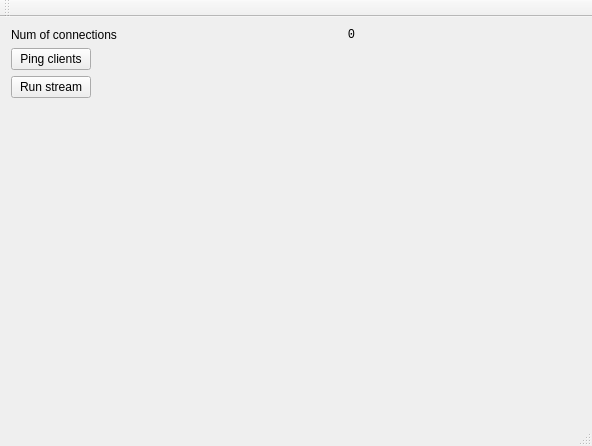
redmoo/P2P-Radio, file server/main_window.ui: the form before one commit.
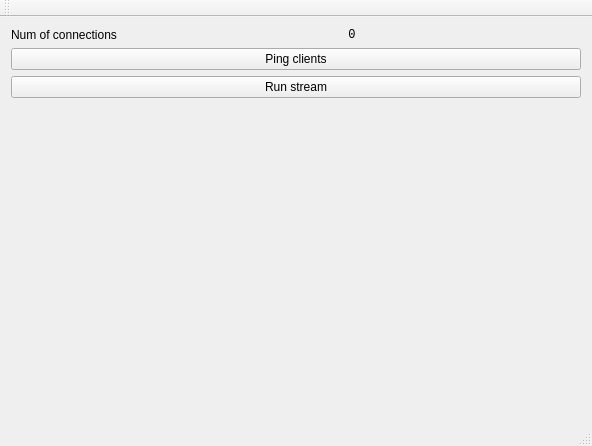
The form after the commit.

What changed in the file:
```diff
--- a/server/main_window.ui
+++ b/server/main_window.ui
@@ -14,15 +14,8 @@
    <string>MainWindow</string>
   </property>
   <widget class="QWidget" name="centralWidget">
-   <widget class="QWidget" name="formLayoutWidget">
-    <property name="geometry">
-     <rect>
-      <x>0</x>
-      <y>0</y>
-      <width>591</width>
-      <height>361</height>
-     </rect>
-    </property>
+   <layout class="QGridLayout" name="gridLayout">
+    <item row="0" column="0">
     <layout class="QFormLayout" name="formLayout">
      <item row="0" column="0">
       <widget class="QLabel" name="connCounterLabel">
@@ -46,14 +39,14 @@
        </property>
       </widget>
      </item>
-     <item row="1" column="0">
+      <item row="1" column="0" colspan="2">
       <widget class="QPushButton" name="pingCLientsButton">
        <property name="text">
         <string>Ping clients</string>
        </property>
       </widget>
      </item>
-     <item row="2" column="0">
+      <item row="2" column="0" colspan="2">
       <widget class="QPushButton" name="startStream">
        <property name="text">
         <string>Run stream</string>
@@ -61,7 +54,8 @@
       </widget>
      </item>
     </layout>
-   </widget>
+    </item>
+   </layout>
   </widget>
   <widget class="QMenuBar" name="menuBar">
    <property name="geometry">
```
Lines whose indentation alone changed are shown as unchanged.
